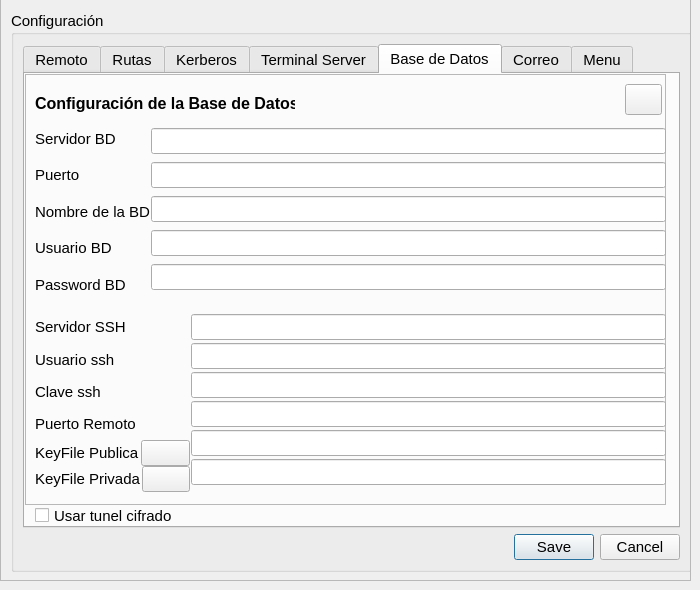
This is configuracion.ui in kapazao/GrxMenu as Qt 5 draws it before an edit. The edited form follows.
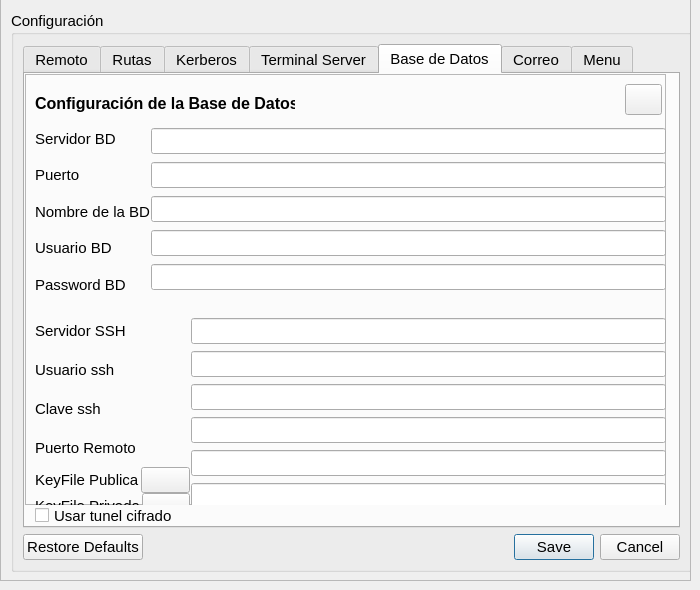
This is the edited form. The open tabs and pages were chosen to show the change. Icons and pictures are not drawn.

Commit message: Boton de valores por defecto en configuracion

```diff
--- a/configuracion.ui
+++ b/configuracion.ui
@@ -39,8 +39,8 @@
      <rect>
       <x>0</x>
       <y>0</y>
-      <width>689</width>
-      <height>589</height>
+      <width>687</width>
+      <height>587</height>
      </rect>
     </property>
     <widget class="QGroupBox" name="groupBox">
@@ -70,7 +70,7 @@
          <enum>Qt::Horizontal</enum>
         </property>
         <property name="standardButtons">
-         <set>QDialogButtonBox::Cancel|QDialogButtonBox::Save</set>
+         <set>QDialogButtonBox::Cancel|QDialogButtonBox::RestoreDefaults|QDialogButtonBox::Save</set>
         </property>
        </widget>
       </item>
@@ -838,7 +838,7 @@
             </size>
            </property>
           </widget>
-          <widget class="QWidget" name="">
+          <widget class="QWidget" name="layoutWidget">
            <property name="geometry">
             <rect>
              <x>10</x>
@@ -939,13 +939,13 @@
             </item>
            </layout>
           </widget>
-          <widget class="QWidget" name="">
+          <widget class="QWidget" name="layoutWidget">
            <property name="geometry">
             <rect>
              <x>10</x>
              <y>237</y>
              <width>631</width>
-             <height>181</height>
+             <height>208</height>
             </rect>
            </property>
            <layout class="QHBoxLayout" name="horizontalLayout_9">
```
Left out of the diff: 18 changed lines with no effect on the pictures. The commit also changes 13 other files.
